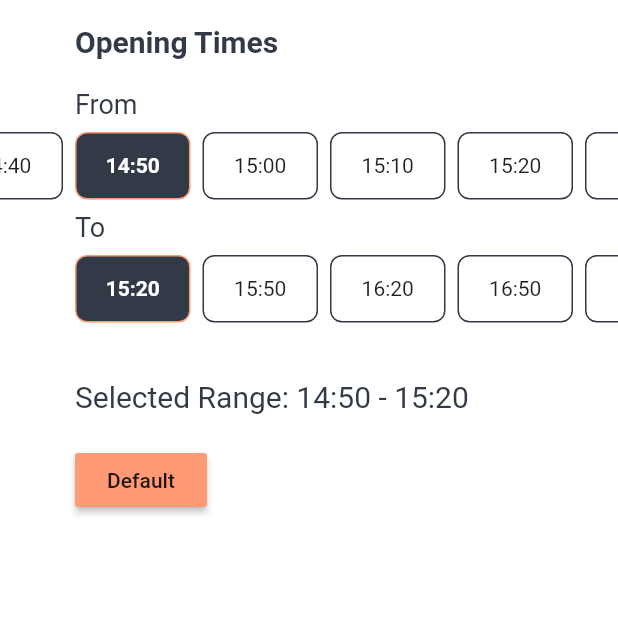
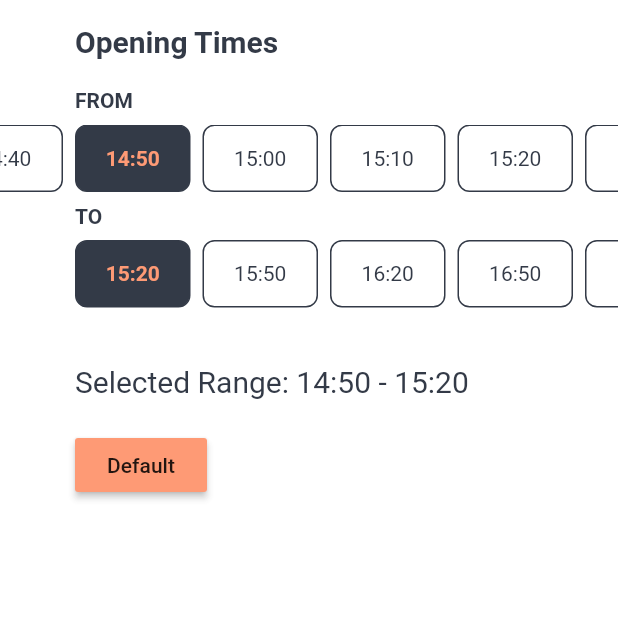
Before and after one commit to muhammadtalhasultan/time_range, a Flutter app: the screen it shows after launch, on a phone screen of 412 x 824 dp, the top half of it. Run offline on Flutter 3.47's test engine with Material 2 defaults, Android fonts, the phone set to English and light mode, and no system bars.

Commit message:
Prepare version 0.3.0

```diff
--- a/example/lib/main.dart
+++ b/example/lib/main.dart
@@ -56,20 +56,32 @@ class _HomePageState extends State<HomePage> {
               SizedBox(height: 20),
               TimeRange(
                 fromTitle: Text(
-                  'From',
-                  style: TextStyle(fontSize: 18, color: dark),
+                  'FROM',
+                  style: TextStyle(
+                    fontSize: 14,
+                    color: dark,
+                    fontWeight: FontWeight.w600,
+                  ),
                 ),
                 toTitle: Text(
-                  'To',
-                  style: TextStyle(fontSize: 18, color: dark),
+                  'TO',
+                  style: TextStyle(
+                    fontSize: 14,
+                    color: dark,
+                    fontWeight: FontWeight.w600,
+                  ),
                 ),
                 titlePadding: leftPadding,
                 textStyle: TextStyle(
-                    fontWeight: FontWeight.normal, color: Colors.black87),
-                activeTextStyle:
-                    TextStyle(fontWeight: FontWeight.bold, color: Colors.white),
+                  fontWeight: FontWeight.normal,
+                  color: dark,
+                ),
+                activeTextStyle: TextStyle(
+                  fontWeight: FontWeight.bold,
+                  color: orange,
+                ),
                 borderColor: dark,
-                activeBorderColor: orange,
+                activeBorderColor: dark,
                 backgroundColor: Colors.transparent,
                 activeBackgroundColor: dark,
                 firstTime: TimeOfDay(hour: 8, minute: 00),
@@ -93,8 +105,7 @@ class _HomePageState extends State<HomePage> {
                       SizedBox(height: 20),
                       MaterialButton(
                         child: Text('Default'),
-                        onPressed: () =>
-                            setState(() => _timeRange = _defaultTimeRange),
+                        onPressed: () => setState(() => _timeRange = _defaultTimeRange),
                         color: orange,
                       )
                     ],
--- a/lib/time_range.dart
+++ b/lib/time_range.dart
@@ -25,11 +25,11 @@ class TimeRange extends StatefulWidget {
 
   TimeRange({
     Key key,
-    this.timeStep = 60,
     @required this.timeBlock,
     @required this.onRangeCompleted,
     @required this.firstTime,
     @required this.lastTime,
+    this.timeStep = 60,
     this.fromTitle,
     this.toTitle,
     this.titlePadding = 0,
--- a/pubspec.yaml
+++ b/pubspec.yaml
@@ -1,6 +1,6 @@
 name: time_range
 description: Flutter widget for selecting a time range. You can specify the steps between the hours, time blocks that the range must meet and widget colors.
-version: 0.2.1
+version: 0.3.0
 homepage: https://github.com/ikicodedev/time_range.git
 
 environment:
```
Also changed, not shown: example/pubspec.lock, 1 other file.
